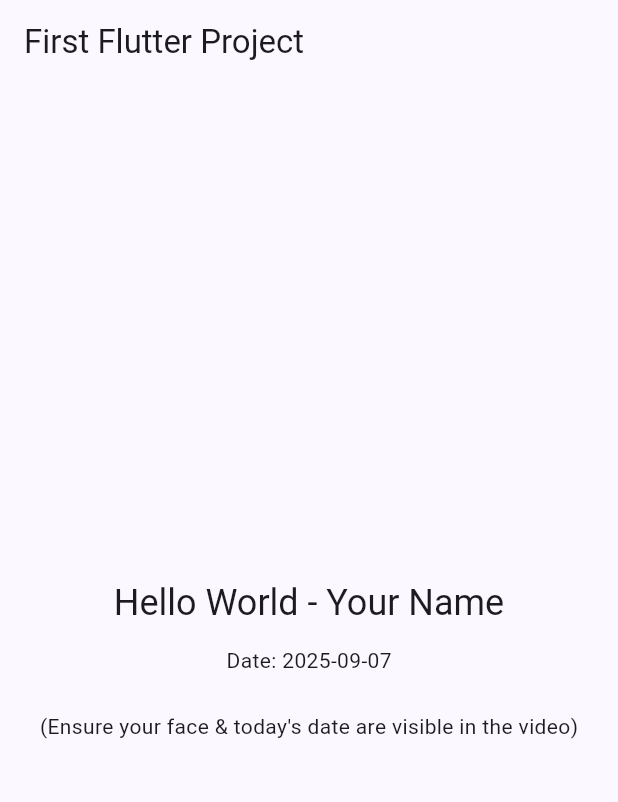
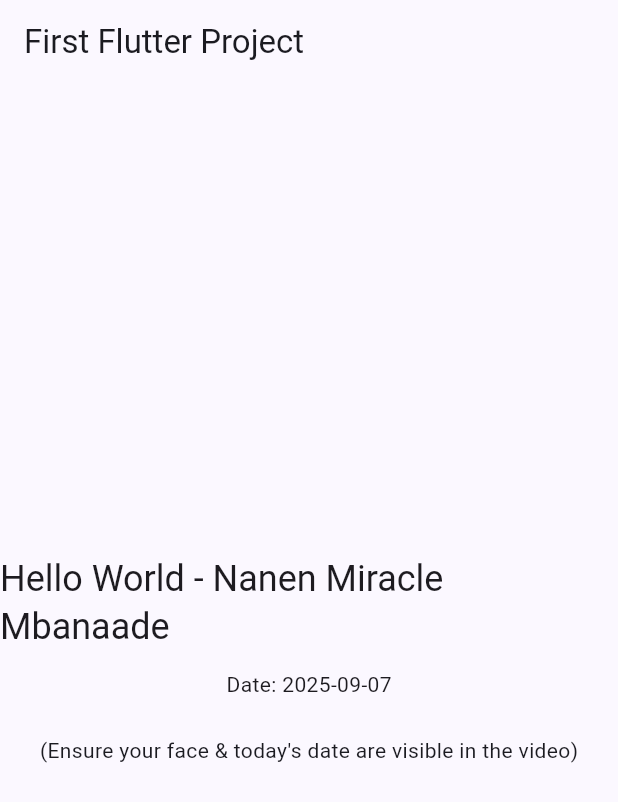
Before and after one commit to Miranics/first_flutter_project, a Flutter app: the screen it shows after launch, on a phone screen of 412 x 824 dp. Shown: the top 802 px of the screen. Run offline on Flutter 3.47's test engine with Material 3 defaults, Android fonts, the phone set to English and light mode, and no system bars.

```diff
--- a/lib/main.dart
+++ b/lib/main.dart
@@ -1,7 +1,6 @@
 import 'package:flutter/material.dart';
 
-// Replace this with your real name BEFORE recording the demo video.
-const String studentName = 'Your Name';
+const String myname = 'Nanen Miracle Mbanaade';
 
 void main() {
   runApp(const MyApp());
@@ -14,7 +13,7 @@ class MyApp extends StatelessWidget {
   Widget build(BuildContext context) {
     final today = DateTime.now();
     final dateString = '${today.year}-${_two(today.month)}-${_two(today.day)}';
-    final greeting = 'Hello World - $studentName';
+    final greeting = 'Hello World - $myname';
     return MaterialApp(
       title: 'First Flutter Project',
       theme: ThemeData(colorScheme: ColorScheme.fromSeed(seedColor: Colors.indigo)),
```
Also changed, not shown: 1 other file.
